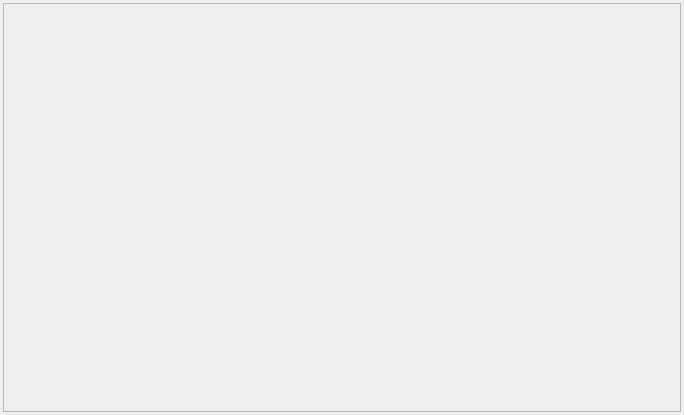
This is src/ui-qt/sbench/wgt_sbench_command.ui in ptroja/mrrocpp as Qt 5 draws it before an edit. The edited form follows.
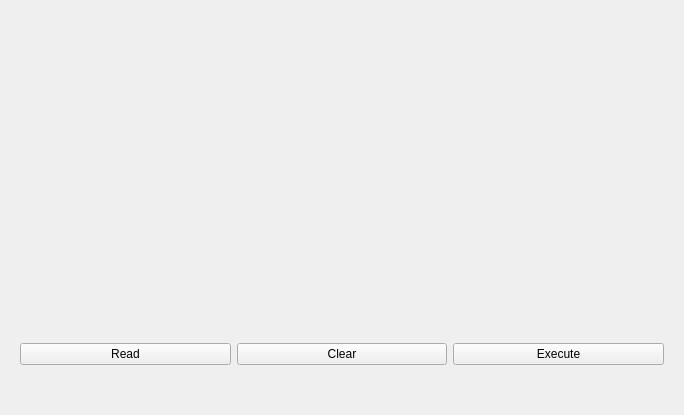
This is the edited form.

```diff
--- a/src/ui-qt/sbench/wgt_sbench_command.ui
+++ b/src/ui-qt/sbench/wgt_sbench_command.ui
@@ -19,28 +19,70 @@
   <property name="windowTitle">
    <string>wgt_sbench_command</string>
   </property>
-  <layout class="QVBoxLayout" name="verticalLayout_3">
-   <property name="margin">
-    <number>3</number>
+  <layout class="QVBoxLayout" name="verticalLayout">
+   <property name="leftMargin">
+    <number>9</number>
+   </property>
+   <property name="topMargin">
+    <number>9</number>
+   </property>
+   <property name="rightMargin">
+    <number>9</number>
    </property>
    <item>
-    <widget class="QFrame" name="frame_13">
-     <property name="frameShape">
-      <enum>QFrame::StyledPanel</enum>
+    <widget class="QWidget" name="widget_for_checkboxes" native="true">
+     <property name="minimumSize">
+      <size>
+       <width>0</width>
+       <height>196</height>
+      </size>
      </property>
-     <property name="frameShadow">
-      <enum>QFrame::Raised</enum>
-     </property>
-     <layout class="QHBoxLayout" name="horizontalLayout_6">
-      <property name="spacing">
-       <number>3</number>
+     <layout class="QGridLayout" name="gridLayout">
+      <property name="horizontalSpacing">
+       <number>6</number>
+      </property>
+      <property name="verticalSpacing">
+       <number>0</number>
       </property>
       <property name="margin">
-       <number>3</number>
+       <number>9</number>
       </property>
      </layout>
     </widget>
    </item>
+   <item>
+    <widget class="QWidget" name="widget_for_buttons" native="true">
+     <property name="maximumSize">
+      <size>
+       <width>16777215</width>
+       <height>100</height>
+      </size>
+     </property>
+     <layout class="QHBoxLayout" name="horizontalLayout">
+      <item>
+       <widget class="QPushButton" name="pushButton_read">
+        <property name="text">
+         <string>Read</string>
+        </property>
+       </widget>
+      </item>
+      <item>
+       <widget class="QPushButton" name="pushButton_clear">
+        <property name="text">
+         <string>Clear</string>
+        </property>
+       </widget>
+      </item>
+      <item>
+       <widget class="QPushButton" name="pushButton_execute">
+        <property name="text">
+         <string>Execute</string>
+        </property>
+       </widget>
+      </item>
+     </layout>
+    </widget>
+   </item>
   </layout>
  </widget>
  <layoutdefault spacing="6" margin="11"/>
```
